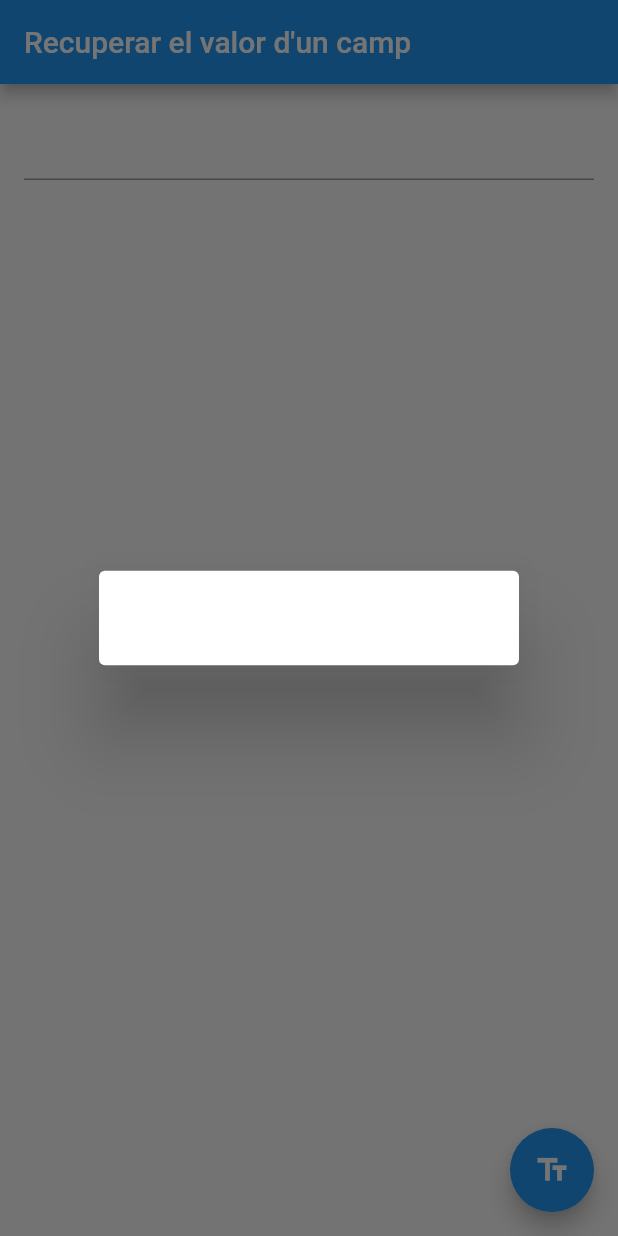
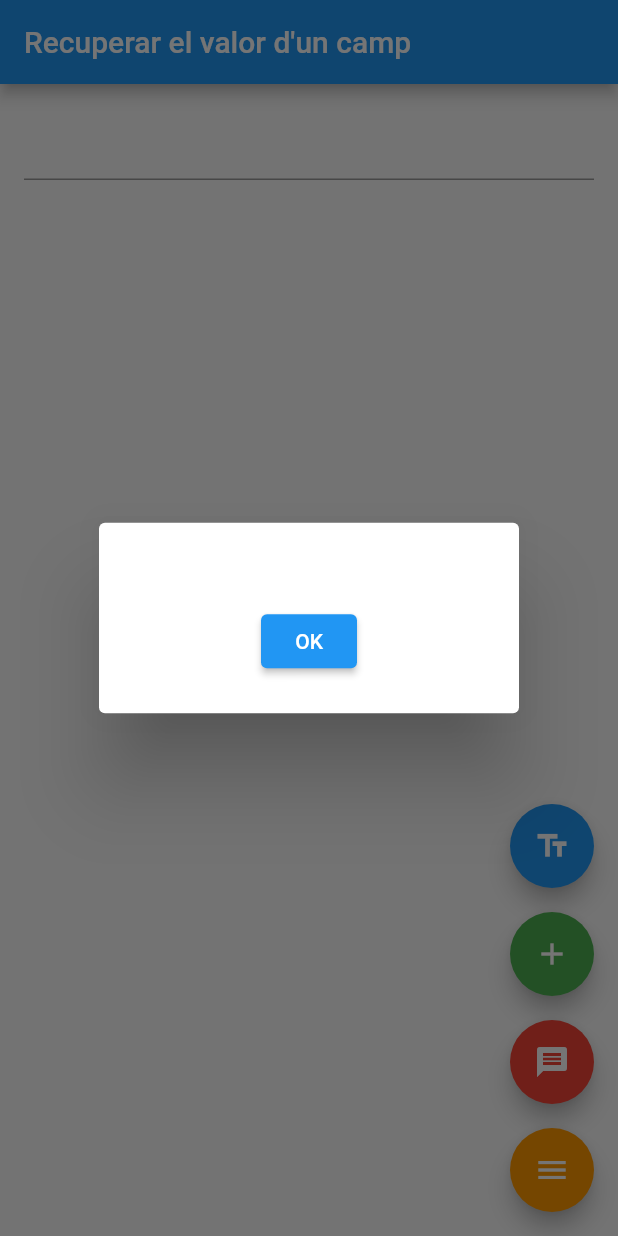
Before and after one commit to lumiz0r/data_dialogs_flutter, a Flutter app: the screen it shows after launch, after a tap on the "text fields" icon, on a phone screen of 412 x 824 dp. Run offline on Flutter 3.47's test engine with Material 2 defaults, Android fonts, the phone set to English and light mode, and no system bars.

Commit message:
Update main.dart

```diff
--- a/lib/main.dart
+++ b/lib/main.dart
@@ -19,11 +19,82 @@ class _MyCustomFormState extends State<MyCustomForm> {
     super.dispose();
   }
 
+  void showSimpleDialog() {
+    showDialog(
+      context: context,
+      builder: (context) {
+        return SimpleDialog(
+          title: Text('Simple Dialog Test'),
+          children: <Widget>[
+            SimpleDialogOption(
+              onPressed: () {
+                Navigator.pop(context);
+              },
+              child: const Text('Opció 1'),
+            ),
+            SimpleDialogOption(
+              onPressed: () {
+                Navigator.pop(context);
+              },
+              child: const Text('Opció 2'),
+            ),
+          ],
+        );
+      },
+    );
+  }
+
+  void showSnackBar() {
+    ScaffoldMessenger.of(context).showSnackBar(
+      const SnackBar(
+        content: Text('Això es una SnackBar'),
+      ),
+    );
+  }
+
+  void showBottomSheet() {
+    showModalBottomSheet(
+      context: context,
+      builder: (context) {
+        return Container(
+          height: 100,
+          color: Colors.yellow, // Change the color of the bottom sheet
+          child: const Center(
+            child: Text('Això es un Modal Bottom Sheet'),
+          ),
+        );
+      },
+    );
+  }
+
+  void showAlertDialog(String text) {
+    showDialog(
+      context: context,
+      builder: (context) {
+        return AlertDialog(
+          content: Column(
+            mainAxisSize: MainAxisSize.min,
+            children: [
+              Text(text),
+              SizedBox(height: 16),
+              ElevatedButton(
+                onPressed: () {
+                  Navigator.pop(context);
+                },
+                child: Text('OK'),
+              ),
+            ],
+          ),
+        );
+      },
+    );
+  }
+
   @override
   Widget build(BuildContext context) {
     return Scaffold(
       appBar: AppBar(
-        title: const Text('Recuperar el valor d\'un camp'),
+        title: const Text("Recuperar el valor d'un camp"),
       ),
       body: Padding(
         padding: const EdgeInsets.all(16.0),
@@ -31,19 +102,40 @@ class _MyCustomFormState extends State<MyCustomForm> {
           controller: myController,
         ),
       ),
-      floatingActionButton: FloatingActionButton(
-        onPressed: () {
-          showDialog(
-            context: context,
-            builder: (context) {
-              return AlertDialog(
-                content: Text(myController.text),
-              );
+      floatingActionButton: Column(
+        mainAxisAlignment: MainAxisAlignment.end,
+        crossAxisAlignment: CrossAxisAlignment.end,
+        children: <Widget>[
+          FloatingActionButton(
+            onPressed: () {
+              showAlertDialog(myController.text);
             },
-          );
-        },
-        tooltip: 'Mostrar el valor del camp',
-        child: const Icon(Icons.text_fields),
+            tooltip: "Mostrar el valor del camp",
+            backgroundColor: Colors.blue, // Change button color
+            child: const Icon(Icons.text_fields),
+          ),
+          SizedBox(height: 16),
+          FloatingActionButton(
+            onPressed: showSimpleDialog,
+            tooltip: 'Mostrar Simple Dialog',
+            backgroundColor: Colors.green, // Change button color
+            child: const Icon(Icons.add),
+          ),
+          SizedBox(height: 16),
+          FloatingActionButton(
+            onPressed: showSnackBar,
+            tooltip: 'Mostrar SnackBar',
+            backgroundColor: Colors.red, // Change button color
+            child: const Icon(Icons.message),
+          ),
+          SizedBox(height: 16),
+          FloatingActionButton(
+            onPressed: showBottomSheet,
+            tooltip: 'Mostrar Bottom Sheet',
+            backgroundColor: Colors.orange, // Change button color
+            child: const Icon(Icons.menu),
+          ),
+        ],
       ),
     );
   }
```
